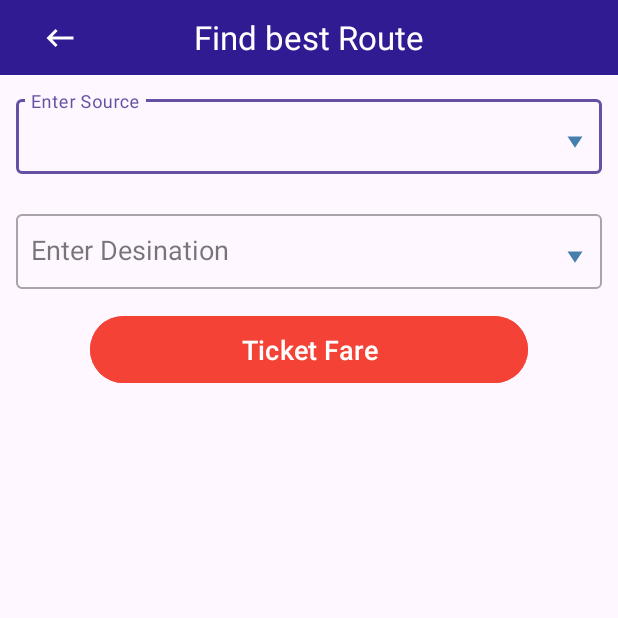
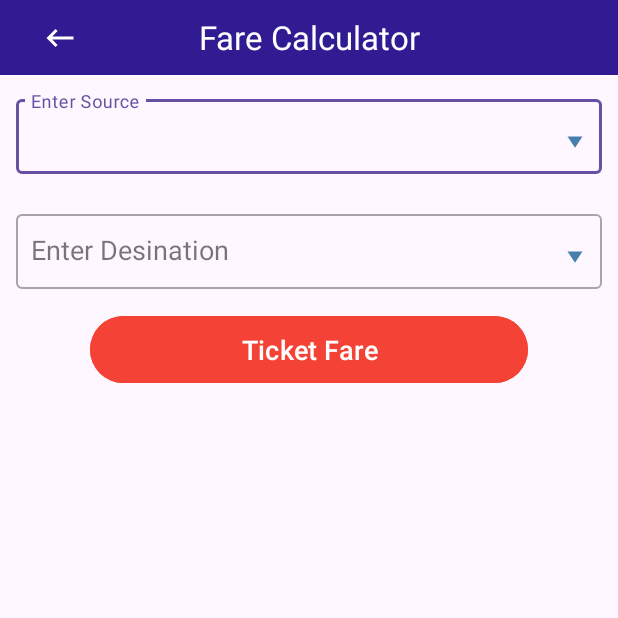
Before and after one commit to ajaysoni12/Bhopal-Metro-App, an Android app: the FareCalculator screen opened directly, with no data from a screen before it, on a phone screen of 412 x 824 dp, the top half of it. Run offline under Robolectric (Android 15) with nearby library versions, the phone set to English and light mode, and no system bars.

Commit message:
Completed Project Successfully

```diff
--- a/BhopalMetroApp/app/src/main/res/layout/activity_fare_calculator.xml
+++ b/BhopalMetroApp/app/src/main/res/layout/activity_fare_calculator.xml
@@ -30,7 +30,7 @@
             android:layout_height="wrap_content"
             android:gravity="center"
             android:padding="10sp"
-            android:text="Find best Route"
+            android:text="Fare Calculator"
             android:textColor="@color/white"
             android:textStyle="normal" />
 
--- a/BhopalMetroApp/app/src/main/res/layout/activity_main.xml
+++ b/BhopalMetroApp/app/src/main/res/layout/activity_main.xml
@@ -371,7 +371,7 @@
                     android:layout_marginBottom="25dp"
                     android:contentDescription="@string/app_name"
                     android:scaleType="centerCrop"
-                    android:src="@drawable/bmp_helplines" />
+                    android:src="@drawable/bmp_ola" />
 
                 <TextView
                     android:layout_width="match_parent"
--- a/BhopalMetroApp/app/src/main/res/raw/bhopal_metro.json
+++ b/BhopalMetroApp/app/src/main/res/raw/bhopal_metro.json
@@ -93,8 +93,8 @@
         {"name": "Awadhpuri", "code": 23}
       ],
       "train_times": {
-        "0": {"arrival": ["1) 07:00 AM", "2) 07:30 AM", "3) 08:00 AM", "4) 09:30 AM", "5) 11:30 AM", "6) 3:10 PM"], "departure": ["1) 07:10 AM", "2) 07:35 AM", "3) 08:15 AM", "4) 09:33 AM", "5) 11:40 AM", "6) 3:15 PM"]},
-        "1": {"arrival": ["1) 07:10 AM", "2) 07:40 AM", "3) 08:40 AM", "4) 09:50 AM", "5) 02:30 AM", "6) 5:10 PM", "7) 8:00 PM"], "departure": ["1) 07:20 AM", "2) 07:50 AM", "3) 08:50 AM", "4) 09:55 AM", "5) 02:40 AM", "6) 5:20 PM", "7) 8:10 PM"]},
+        "0": {"arrival": ["1) 07:00 AM", "2) 07:30 AM", "3) 08:00 AM", "4) 09:30 AM", "5) 11:30 AM", "6) 3:10 PM"], "departure": ["1) 07:20 AM", "2) 07:35 AM", "3) 08:15 AM", "4) 09:33 AM", "5) 11:40 AM", "6) 3:15 PM"]},
+        "1": {"arrival": ["1) 07:10 AM", "2) 07:40 AM", "3) 08:40 AM", "4) 09:50 AM", "5) 02:30 AM", "6) 5:10 PM", "7) 8:00 PM"], "departure": ["1) 08:20 AM", "2) 07:50 AM", "3) 08:50 AM", "4) 09:55 AM", "5) 02:40 AM", "6) 5:20 PM", "7) 8:10 PM"]},
         "2": {"arrival": ["1) 07:10 AM", "2) 07:30 AM", "3) 08:00 AM", "4) 09:30 AM", "5) 11:30 AM", "6) 3:10 PM"], "departure": ["1) 07:10 AM", "2) 07:35 AM", "3) 08:15 AM", "4) 09:33 AM", "5) 11:40 AM", "6) 3:15 PM"]},
         "3": {"arrival": ["1) 07:40 AM", "2) 07:30 AM", "3) 08:00 AM", "4) 09:30 AM", "5) 11:30 AM", "6) 3:10 PM"], "departure": ["1) 07:10 AM", "2) 07:35 AM", "3) 08:15 AM", "4) 09:33 AM", "5) 11:40 AM", "6) 3:15 PM"]},
         "4": {"arrival": ["1) 07:40 AM", "2) 07:30 AM", "3) 08:00 AM", "4) 09:30 AM", "5) 11:30 AM", "6) 3:10 PM"], "departure": ["1) 07:10 AM", "2) 07:35 AM", "3) 08:15 AM", "4) 09:33 AM", "5) 11:40 AM", "6) 3:15 PM"]},
```
